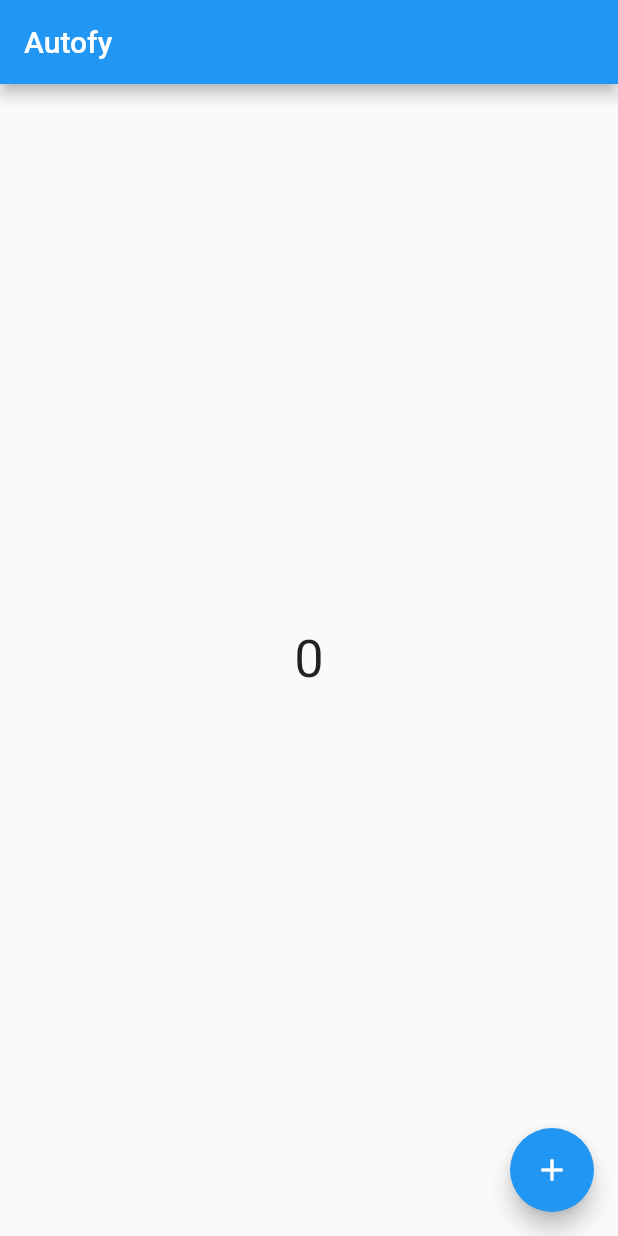
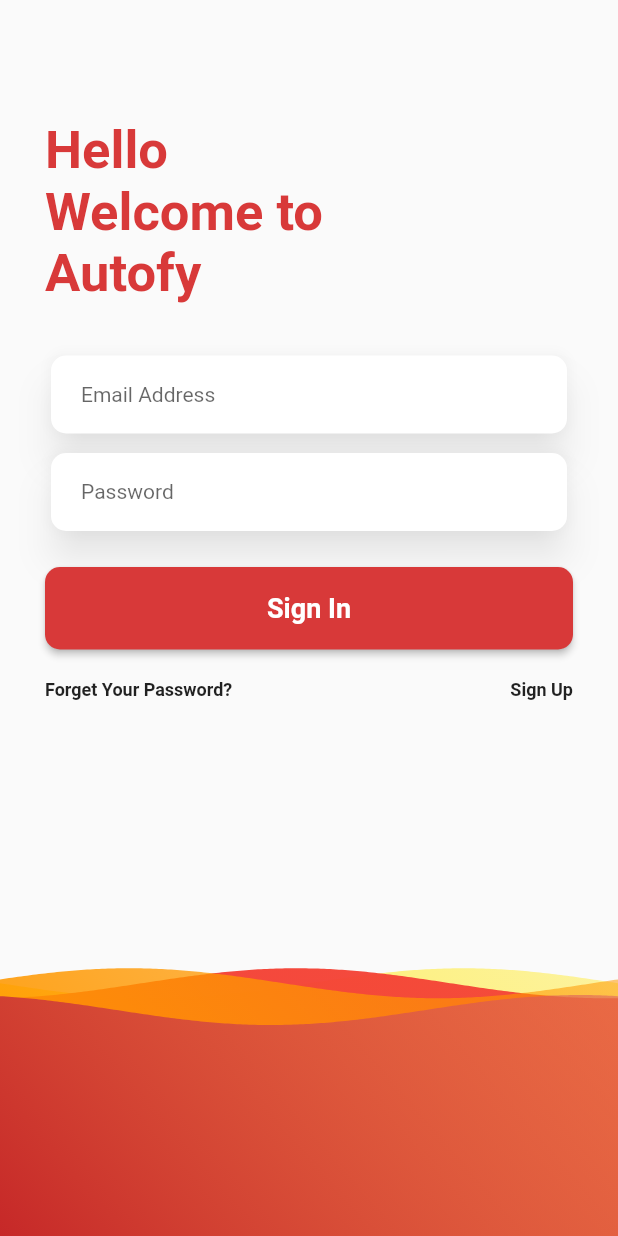
Before and after one commit to subhendupsingh/autofy_warranty_app, a Flutter app: the screen it shows after launch, on a phone screen of 412 x 824 dp. Run offline on Flutter 3.47's test engine with Material 2 defaults, Android fonts, the phone set to English and light mode, and no system bars; drawn by our look-alikes of wave; our stand-ins replace get; missing offline and left inert: dart:html.

Commit message:
All widgets structure are added

```diff
--- a/autofy_warranty_app/lib/main.dart
+++ b/autofy_warranty_app/lib/main.dart
@@ -1,6 +1,6 @@
+import 'package:autofy_warranty_app/pages/signIn/signinPage.dart';
 import 'package:flutter/material.dart';
 import 'package:get/get_navigation/get_navigation.dart';
-import 'package:autofy_warranty_app/pages/homepage.dart';
 
 void main() {
   runApp(MyApp());
@@ -12,7 +12,16 @@ class MyApp extends StatelessWidget {
   Widget build(BuildContext context) {
     return GetMaterialApp(
       title: 'Autofy',
-      home: Scaffold(body: HomePage()),
+      home: GetDesign(),
     );
   }
 }
+
+class GetDesign extends StatelessWidget {
+  @override
+  Widget build(BuildContext context) {
+    return Scaffold(
+      body: SafeArea(child: SignInPage()),
+    );
+  }
+}
--- a/autofy_warranty_app/lib/pages/homepage.dart
+++ /dev/null
@@ -1,32 +0,0 @@
-import 'package:flutter/material.dart';
-import 'package:get/get.dart';
-import 'package:autofy_warranty_app/pages/homepageController.dart';
-import 'package:autofy_warranty_app/utils/constants.dart';
-
-class HomePage extends StatelessWidget {
-  @override
-  Widget build(BuildContext context) {
-    return GetX<HomePageController>(
-      init: HomePageController(),
-      builder: (val) => Center(
-        child: Scaffold(
-          appBar: AppBar(
-            title: Text("Autofy"),
-          ),
-          body: Center(
-            child: Text(
-              '${val.counter.value}',
-              style: TextStyle(
-                fontSize: AppTexts.primaryHeadingTextSize,
-              ),
-            ),
-          ),
-          floatingActionButton: FloatingActionButton(
-            onPressed: () => val.increment(),
-            child: Icon(Icons.add),
-          ),
-        ),
-      ),
-    );
-  }
-}
--- a/autofy_warranty_app/lib/pages/homepageController.dart
+++ /dev/null
@@ -1,9 +0,0 @@
-import 'package:get/get.dart';
-
-class HomePageController extends GetxController {
-  var counter = 0.obs;
-
-  void increment() {
-    counter.value++;
-  }
-}
--- /dev/null
+++ b/autofy_warranty_app/lib/pages/signIn/signInPage.dart
@@ -0,0 +1,70 @@
+import 'package:autofy_warranty_app/pages/widgets/btn.dart';
+import 'package:autofy_warranty_app/pages/widgets/link.dart';
+import 'package:autofy_warranty_app/pages/widgets/textField.dart';
+import 'package:autofy_warranty_app/pages/widgets/wave.dart';
+import 'package:autofy_warranty_app/utils/constants.dart';
+import 'package:flutter/material.dart';
+
+class SignInPage extends StatelessWidget {
+  final TextEditingController emailController = TextEditingController();
+  final TextEditingController passwordController = TextEditingController();
+  @override
+  Widget build(BuildContext context) {
+    return Column(
+      children: [
+        Padding(
+          padding: const EdgeInsets.only(right: 30, left: 30, top: 80),
+          child: Column(
+            crossAxisAlignment: CrossAxisAlignment.start,
+            children: [
+              Text(
+                'Hello \nWelcome to \nAutofy',
+                style: TextStyle(
+                  fontSize: AppTexts.primaryHeadingTextSize,
+                  fontWeight: FontWeight.bold,
+                  color: AppColors.primaryColor,
+                ),
+              ),
+              SizedBox(
+                height: 30,
+              ),
+              GetTextField(
+                textFieldController: emailController,
+                lableText: "Email Address",
+                hasShadow: true,
+                isPassword: false,
+              ),
+              SizedBox(
+                height: 5,
+              ),
+              GetTextField(
+                textFieldController: passwordController,
+                lableText: "Password",
+                hasShadow: true,
+                isPassword: true,
+              ),
+              SizedBox(
+                height: 20,
+              ),
+              GetBtn(
+                onPressed: () {},
+                btnText: "Sign In",
+              ),
+              SizedBox(
+                height: 20,
+              ),
+              Row(
+                mainAxisAlignment: MainAxisAlignment.spaceBetween,
+                children: [
+                  GetLink(linkText: "Forget Your Password?", onTapped: () {}),
+                  GetLink(linkText: "Sign Up", onTapped: () {}),
+                ],
+              ),
+            ],
+          ),
+        ),
+        GetWave(),
+      ],
+    );
+  }
+}
--- /dev/null
+++ b/autofy_warranty_app/lib/pages/widgets/btn.dart
@@ -0,0 +1,32 @@
+import 'package:autofy_warranty_app/utils/constants.dart';
+import 'package:flutter/material.dart';
+
+class GetBtn extends StatelessWidget {
+  final String btnText;
+  final void Function() onPressed;
+
+  GetBtn({required this.btnText, required this.onPressed});
+
+  @override
+  Widget build(BuildContext context) {
+    return SizedBox(
+      width: double.infinity,
+      height: 55,
+      child: MaterialButton(
+        onPressed: onPressed,
+        color: AppColors.primaryColor,
+        child: Text(
+          btnText,
+          style: TextStyle(
+            fontSize: AppTexts.normalTextSize,
+            color: AppColors.secondaryColor,
+            fontWeight: FontWeight.bold,
+          ),
+        ),
+        shape: RoundedRectangleBorder(
+          borderRadius: BorderRadius.circular(AppRadius.commonRadius),
+        ),
+      ),
+    );
+  }
+}
--- /dev/null
+++ b/autofy_warranty_app/lib/pages/widgets/link.dart
@@ -0,0 +1,23 @@
+import 'dart:html';
+
+import 'package:autofy_warranty_app/utils/constants.dart';
+import 'package:flutter/material.dart';
+
+class GetLink extends StatelessWidget {
+  final String linkText;
+  final void Function() onTapped;
+
+  GetLink({required this.linkText, required this.onTapped});
+
+  @override
+  Widget build(BuildContext context) {
+    return InkWell(
+      onTap: onTapped,
+      child: Text(
+        linkText,
+        style: TextStyle(
+            fontWeight: FontWeight.bold, fontSize: AppTexts.linkTextSize),
+      ),
+    );
+  }
+}
--- /dev/null
+++ b/autofy_warranty_app/lib/pages/widgets/textField.dart
@@ -0,0 +1,43 @@
+import 'package:autofy_warranty_app/utils/constants.dart';
+import 'package:flutter/material.dart';
+
+class GetTextField extends StatelessWidget {
+  final TextEditingController textFieldController;
+  final bool hasShadow, isPassword;
+  final String lableText;
+  GetTextField({
+    required this.textFieldController,
+    required this.lableText,
+    this.hasShadow = false,
+    this.isPassword = false,
+  });
+
+  @override
+  Widget build(BuildContext context) {
+    return SizedBox(
+      height: 60,
+      child: Card(
+        elevation: hasShadow ? 10 : 0,
+        shape: RoundedRectangleBorder(
+          borderRadius: BorderRadius.circular(AppRadius.commonRadius),
+        ),
+        shadowColor: Colors.white70,
+        child: Padding(
+          padding: EdgeInsets.symmetric(horizontal: 20, vertical: 12),
+          child: TextFormField(
+            controller: textFieldController,
+            decoration: InputDecoration(
+              hintText: lableText,
+              border: InputBorder.none,
+              hintStyle: TextStyle(
+                fontSize: AppTexts.inputFieldTextSize,
+              ),
+            ),
+            cursorColor: AppColors.primaryColor,
+            obscureText: isPassword,
+          ),
+        ),
+      ),
+    );
+  }
+}
--- /dev/null
+++ b/autofy_warranty_app/lib/pages/widgets/wave.dart
@@ -0,0 +1,30 @@
+import 'package:flutter/material.dart';
+import 'package:wave/config.dart';
+import 'package:wave/wave.dart';
+
+class GetWave extends StatelessWidget {
+  @override
+  Widget build(BuildContext context) {
+    return Expanded(
+      child: WaveWidget(
+        config: CustomConfig(
+          gradients: [
+            [Colors.yellow, Color(0x55FFEB3B)],
+            [Colors.red, Color(0xEEF44336)],
+            [Colors.orange, Color(0x66FF9800)],
+            [Colors.red.shade800, Color(0x77E57373)],
+          ],
+          durations: [35000, 19440, 10800, 6000],
+          heightPercentages: [0.50, 0.50, 0.50, 0.55],
+          gradientBegin: Alignment.bottomLeft,
+          gradientEnd: Alignment.topRight,
+        ),
+        waveAmplitude: 0,
+        size: Size(
+          double.infinity,
+          double.infinity,
+        ),
+      ),
+    );
+  }
+}
--- a/autofy_warranty_app/lib/utils/constants.dart
+++ b/autofy_warranty_app/lib/utils/constants.dart
@@ -3,7 +3,9 @@ import 'package:flutter/material.dart';
 class AppTexts {
   static final double primaryHeadingTextSize = 35.0;
   static final double secondaryHeadingTextSize = 30.0;
-  static final double normalTextSize = 22.0;
+  static final double normalTextSize = 18.0;
+  static final double inputFieldTextSize = 14.0;
+  static final double linkTextSize = 12.0;
 }
 
 class AppColors {
@@ -12,3 +14,7 @@ class AppColors {
   static final Color greyTextColor = Colors.grey;
   static final Color lightGreyTextColor = Colors.grey.shade300;
 }
+
+class AppRadius {
+  static final double commonRadius = 10.0;
+}
--- a/autofy_warranty_app/pubspec.yaml
+++ b/autofy_warranty_app/pubspec.yaml
@@ -29,6 +29,7 @@ dependencies:
   # Use with the CupertinoIcons class for iOS style icons.
   cupertino_icons: ^1.0.2
   get:
+  wave:
 
 dev_dependencies:
   flutter_test:
```
Also changed, not shown: autofy_warranty_app/pubspec.lock.
